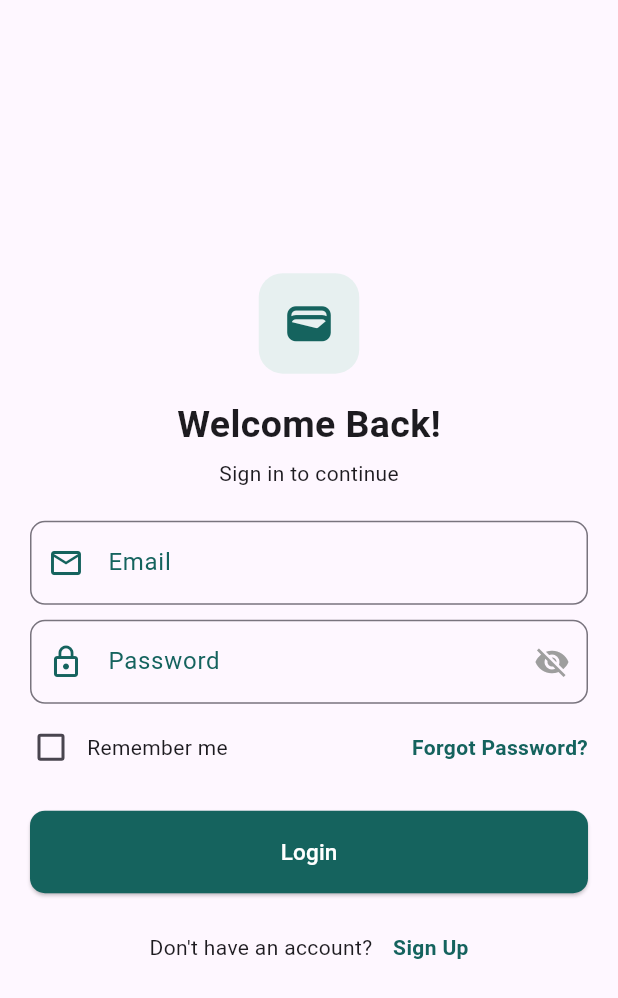
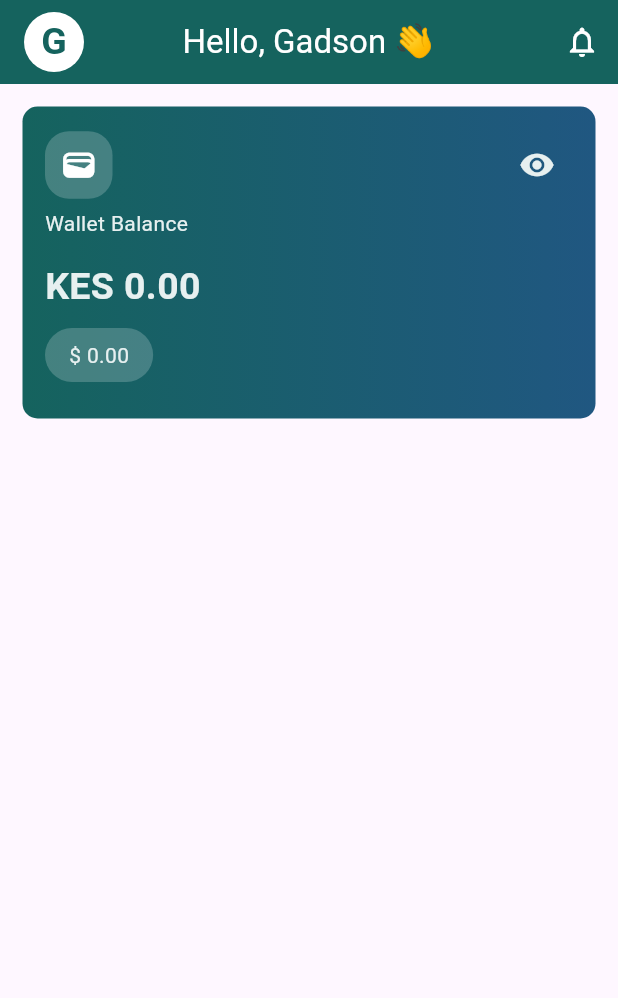
Before and after one commit to gmulonga/pretium, a Flutter app: the LoginScreen screen opened by its route, after a tap on "Login", on a phone screen of 412 x 824 dp. Shown: the top 998 px of the screen. Run offline on Flutter 3.47's test engine with Material 3 defaults, Android fonts, the phone set to English and light mode, and no system bars; our stand-ins replace animated_splash_screen, carousel_slider, smooth_page_indicator.

Commit message:
feat: complete the wallet card

```diff
--- a/lib/routes/routes.dart
+++ b/lib/routes/routes.dart
@@ -5,15 +5,15 @@ import 'package:pretium/views/get_started.dart';
 import 'package:pretium/views/auth/register_screen.dart';
 
 class AppRoutes {
-  static const String home = '/';
+  static const String dashboard = '/dashboard';
   static const String login = '/login';
   static const String getStarted = '/getStarted';
   static const String register = '/register';
 
   static Route<dynamic> generateRoute(RouteSettings settings) {
     switch (settings.name) {
-      case home:
-        return MaterialPageRoute(builder: (_) => Homepage());
+      case dashboard:
+        return MaterialPageRoute(builder: (_) => Dashboard());
       case login:
         return MaterialPageRoute(builder: (_) => LoginScreen());
       case getStarted:
--- a/lib/utils/constants.dart
+++ b/lib/utils/constants.dart
@@ -2,5 +2,7 @@ import 'package:flutter/material.dart';
 
 const kWhite = Color(0xFFFFFFFF);
 const kDarkGreen = Color(0xFF15635e);
+const kBlue = Color(0xFF205781);
 const kLightGreen = Color(0xFFe7f0f0);
+
 const kTitleFont = 25.0;
--- a/lib/views/auth/login_screen.dart
+++ b/lib/views/auth/login_screen.dart
@@ -105,7 +105,12 @@ class _LoginScreenState extends State<LoginScreen> {
                 SizedBox(height: screenHeight * 0.01),
                 Padding(
                   padding: EdgeInsets.symmetric(horizontal: 20, vertical: 10),
-                  child: CustomButton(callBackFunction: () {}, label: "Login"),
+                  child: CustomButton(
+                    callBackFunction: () {
+                      Navigator.pushNamed(context, AppRoutes.dashboard);
+                    },
+                    label: "Login",
+                  ),
                 ),
                 SizedBox(height: screenHeight * 0.02),
                 Row(
--- a/lib/views/homepage.dart
+++ b/lib/views/homepage.dart
@@ -1,17 +1,148 @@
 import 'package:flutter/material.dart';
+import 'package:pretium/utils/constants.dart';
 
-class Homepage extends StatefulWidget {
-
+class Dashboard extends StatefulWidget {
   @override
-  State<Homepage> createState() => _HomepageState();
+  State<Dashboard> createState() => _DashboardState();
 }
 
-class _HomepageState extends State<Homepage> {
+class _DashboardState extends State<Dashboard> {
+  bool _hideBalance = false;
+
   @override
   Widget build(BuildContext context) {
     return Scaffold(
-      body: Center(child:
-        Text('Homepage'),),
+      appBar: AppBar(
+        backgroundColor: kDarkGreen,
+        elevation: 0,
+        leading: GestureDetector(
+          onTap: () {},
+          child: Container(
+            margin: const EdgeInsets.only(left: 16),
+            width: 35,
+            height: 35,
+            decoration: BoxDecoration(color: kWhite, shape: BoxShape.circle),
+            alignment: Alignment.center,
+            child: Text(
+              'G',
+              style: TextStyle(
+                fontSize: kTitleFont,
+                fontWeight: FontWeight.bold,
+                color: kDarkGreen,
+              ),
+            ),
+          ),
+        ),
+        title: Text('Hello, Gadson 👋', style: TextStyle(color: kWhite)),
+        centerTitle: true,
+        actions: [
+          IconButton(
+            icon: Icon(Icons.notifications_none, color: kWhite),
+            onPressed: () {},
+          ),
+        ],
+      ),
+      body: Column(
+        crossAxisAlignment: CrossAxisAlignment.stretch,
+        children: [
+          Padding(
+            padding: EdgeInsets.all(15),
+            child: Container(
+              decoration: BoxDecoration(
+                gradient: LinearGradient(
+                  begin: Alignment.centerRight,
+                  end: Alignment.centerLeft,
+                  colors: [kBlue, kDarkGreen],
+                ),
+                borderRadius: BorderRadius.circular(10),
+              ),
+              child: Padding(
+                padding: EdgeInsets.all(15),
+                child: Column(
+                  crossAxisAlignment: CrossAxisAlignment.stretch,
+                  children: [
+                    Row(
+                      mainAxisAlignment: MainAxisAlignment.spaceBetween,
+                      children: [
+                        Container(
+                          padding: EdgeInsets.all(10),
+                          decoration: BoxDecoration(
+                            color: Colors.white.withOpacity(0.2),
+                            borderRadius: BorderRadius.circular(16),
+                          ),
+                          child: Icon(
+                            Icons.wallet_outlined,
+                            color: kWhite,
+                            size: 25,
+                          ),
+                        ),
+                        IconButton(
+                          icon: Icon(
+                            _hideBalance
+                                ? Icons.visibility_off
+                                : Icons.visibility,
+                            color: kLightGreen,
+                          ),
+                          onPressed: () {
+                            setState(() {
+                              _hideBalance = !_hideBalance;
+                            });
+                          },
+                        ),
+                      ],
+                    ),
+                    SizedBox(height: 5),
+                    Text(
+                      "Wallet Balance",
+                      style: TextStyle(color: kLightGreen),
+                    ),
+                    SizedBox(height: 5),
+                    SizedBox(
+                      height: 100,
+                      child: Column(
+                        crossAxisAlignment: CrossAxisAlignment.start,
+                        mainAxisAlignment: MainAxisAlignment.spaceEvenly,
+                        children: [
+                          // First line (KES 0.00 or ****)
+                          Text(
+                            _hideBalance ? "KES ****" : "KES 0.00",
+                            style: TextStyle(
+                              color: kLightGreen,
+                              fontSize: kTitleFont,
+                              fontWeight: FontWeight.bold,
+                            ),
+                          ),
+                          // Second line (\$0.00) shown only when visible
+                          Visibility(
+                            visible: !_hideBalance,
+                            maintainSize: true,
+                            maintainAnimation: true,
+                            maintainState: true,
+                            child: Container(
+                              padding: EdgeInsets.symmetric(
+                                horizontal: 16,
+                                vertical: 8,
+                              ),
+                              decoration: BoxDecoration(
+                                color: Colors.white.withOpacity(0.2),
+                                borderRadius: BorderRadius.circular(50),
+                              ),
+                              child: Text(
+                                "\$ 0.00",
+                                style: TextStyle(color: kLightGreen),
+                              ),
+                            ),
+                          ),
+                        ],
+                      ),
+                    ),
+                  ],
+                ),
+              ),
+            ),
+          ),
+        ],
+      ),
     );
   }
 }
```
